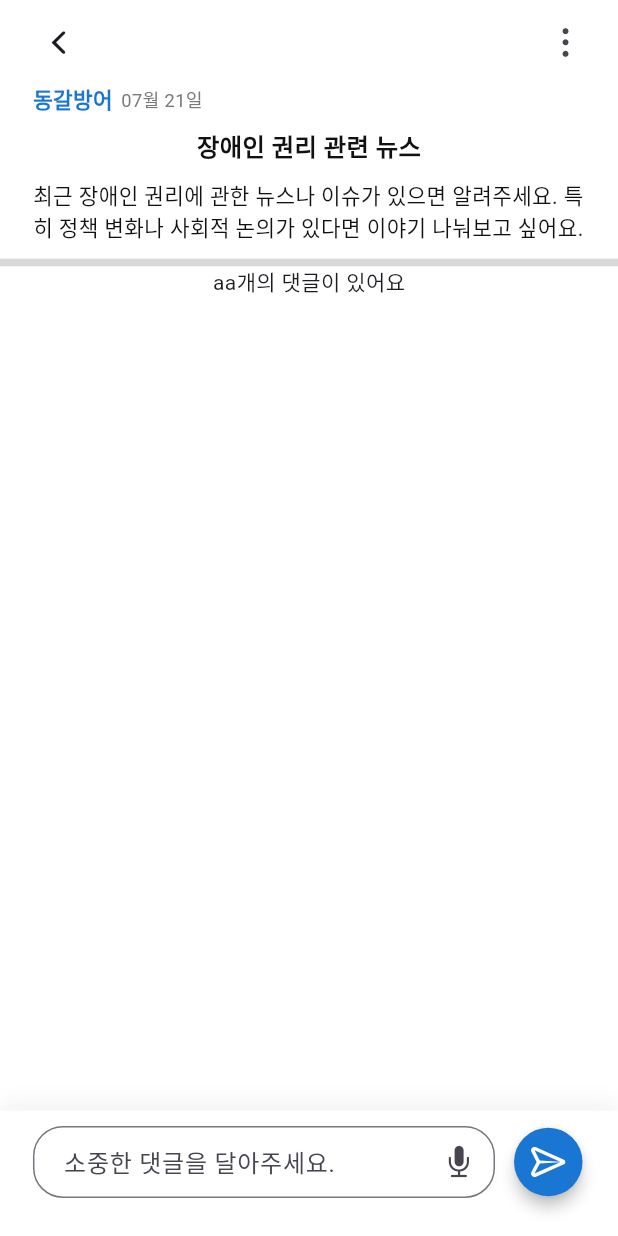
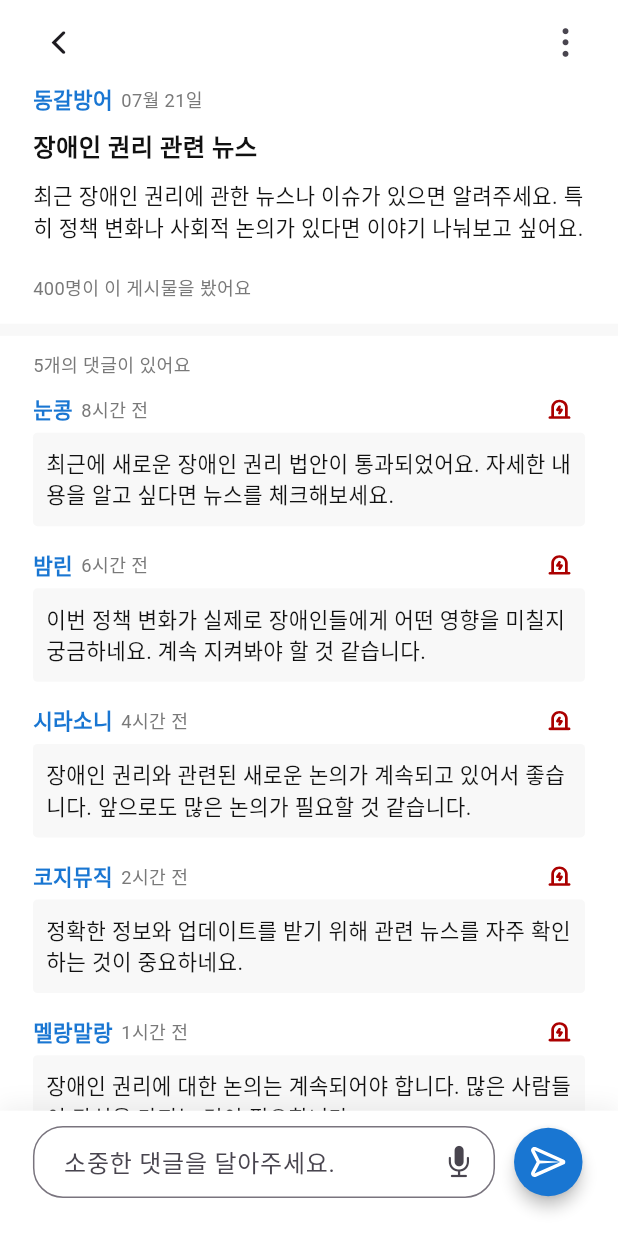
Before and after one commit to publiko2024/publiko_client, a Flutter app: the MainScreen screen opened by its route, after a tap on an icon or button, on a phone screen of 412 x 824 dp. Run offline on Flutter 3.47's test engine with Material 3 defaults, Android fonts, the phone set to English and light mode, and no system bars; our stand-ins replace carousel_slider, flutter_svg, freezed_annotation, go_router; generated files the repository leaves out were written again; Roboto replaces fonts that are missing (Pretendard).

Commit message:
community detail 완료

```diff
--- a/lib/constants/dummy_data.dart
+++ b/lib/constants/dummy_data.dart
@@ -6,16 +6,16 @@ final List<Post> dummyPosts = [
     id: 1,
     nickname: '송해',
     title: '우리의 목소리를 높여요',
-    content: '''안녕하세요, 여러분!\n
-오늘은 우리 커뮤니티의 중요한 주제, 바로 '정보 접근성'에 대해 이야기해보려 합니다.\n\n
+    content: '''안녕하세요, 여러분!
+오늘은 우리 커뮤니티의 중요한 주제, 바로 '정보 접근성'에 대해 이야기해보려 합니다.\n
 우리는 일상에서 많은 정보를 필요로 합니다. 하지만 정보의 바다는 때로는 우리에게 너무나도 험난한 항해길처럼 느껴지곤 합니다.\n
-웹사이트나 애플리케이션이 모두에게 접근 가능하도록 설계된다면, 우리의 삶은 얼마나 더 편리해질까요?\n\n
+웹사이트나 애플리케이션이 모두에게 접근 가능하도록 설계된다면, 우리의 삶은 얼마나 더 편리해질까요?\n
 예를 들어, 시각장애인을 위한 음성 안내 기능, 청각장애인을 위한 자막 서비스, 그리고 다양한 장애 유형에 맞춘 맞춤형 인터페이스 등이 있습니다.\n
-이러한 작은 변화들이 모여, 우리의 일상을 더 풍요롭게 만들 수 있습니다.\n\n
+이러한 작은 변화들이 모여, 우리의 일상을 더 풍요롭게 만들 수 있습니다.\n
 이제는 우리의 목소리를 높여야 할 때입니다. 정보 접근성 개선을 위한 다양한 아이디어와 경험을 공유해 주세요.\n
 함께 모여 더 나은 세상을 만들어 나갑시다!\n
 여러분의 소중한 의견을 기다리고 있습니다. 함께 힘을 모아 우리의 삶을 더 나은 방향으로 변화시켜 봅시다!''',
-    createdAt: DateTime.now().subtract(Duration(days: 1)),
+    createdAt: DateTime.now().subtract(Duration(hours: 2)),
     viewCount: 310,
     commentCount: 3,
     comments: [
@@ -51,7 +51,7 @@ final List<Post> dummyPosts = [
     nickname: '행복한나무',
     title: '여름에 다들 어디로 더위를 피하러 가나요?',
     content:
-        '여름철 더위를 피할 수 있는 시원한 장소를 찾고 있어요. \n최근에 무더운 날씨가 계속되고 있는데, 집에서 에어컨을 틀어놓고 있어도 바깥에서의 더위는 너무 힘들어요. \n여러분이 추천하는 시원한 장소가 있다면 정말 감사하겠습니다! 물가에서의 산책이나 냉방이 잘 되는 카페, 또는 휴식을 취할 수 있는 공원 같은 곳이 좋습니다. \n더위를 날릴 수 있는 팁이나 장소도 함께 공유해 주세요.',
+        '여름철 더위를 피할 수 있는 시원한 장소를 찾고 있어요. 최근에 무더운 날씨가 계속되고 있는데, 집에서 에어컨을 틀어놓고 있어도 바깥에서의 더위는 너무 힘들어요.\n여러분이 추천하는 시원한 장소가 있다면 정말 감사하겠습니다! 물가에서의 산책이나 냉방이 잘 되는 카페, 또는 휴식을 취할 수 있는 공원 같은 곳이 좋습니다. \n더위를 날릴 수 있는 팁이나 장소도 함께 공유해 주세요.',
     createdAt: DateTime.now().subtract(Duration(days: 5)),
     viewCount: 200,
     commentCount: 2,
@@ -75,8 +75,8 @@ final List<Post> dummyPosts = [
     id: 3,
     nickname: '우리는하나',
     title: '장애인 이동권에 대한 의견',
-    content: '''장애인의 이동권을 보장하기 위한 정책이나 제도에 대해 여러분의 의견을 듣고 싶습니다.\n
-현재의 제도가 얼마나 효과적이라고 생각하시나요?\n\n
+    content:
+        '''장애인의 이동권을 보장하기 위한 정책이나 제도에 대해 여러분의 의견을 듣고 싶습니다. 현재의 제도가 얼마나 효과적이라고 생각하시나요?\n\n
 최근에 발표된 새로운 정책이 장애인들의 이동을 더 용이하게 할 것이라는 기대가 있지만, 실제로는 많은 장애인들이 여전히 이동에 어려움을 겪고 있습니다.\n
 다양한 의견과 경험을 공유하여, 보다 나은 이동권 보장을 위한 논의를 해보았으면 좋겠습니다.\n\n
 제도 개선을 위해 어떤 추가적인 조치가 필요할까요?''',
@@ -144,8 +144,8 @@ final List<Post> dummyPosts = [
     nickname: '우럭메기',
     title: '주말 나들이 추천 장소',
     content:
-        '주말에 나들이 가고 싶은데 좋은 장소가 있을까요? 장애인 접근성이 좋은 곳이면 더욱 좋습니다! 최근에 친구들과 주말에 어디를 갈까 고민하고 있는데, 장애인들도 편하게 접근할 수 있는 장소를 찾고 있습니다. 공원, 박물관, 혹은 특별한 체험이 가능한 곳 등 다양한 장소 추천을 부탁드립니다. 주말을 알차게 보내기 위해 여러분의 경험담을 공유해 주세요.',
-    createdAt: DateTime.now().subtract(Duration(days: 2)),
+        '주말에 나들이 가고 싶은데 좋은 장소가 있을까요? 휠체어 접근성이 좋은 곳이면 더욱 좋습니다! 친구들과 주말에 어디를 갈까 고민하고 있는데 공원, 박물관, 혹은 특별한 체험이 가능한 곳 등 다양한 장소 추천을 부탁드립니다. 주말을 알차게 보내기 위해 여러분의 경험담을 공유해 주세요.',
+    createdAt: DateTime.now(),
     viewCount: 180,
     commentCount: 2,
     comments: [
@@ -171,7 +171,7 @@ final List<Post> dummyPosts = [
     nickname: '호랑나비',
     title: '장애인용 앱 추천',
     content:
-        '사용해본 경험이 있으면 좋고, 어떤 기능이 좋았는지도 함께 알려주세요. \n\n생활 편의를 위한 앱, 정보 제공 앱, 혹은 일상적인 문제 해결을 도와주는 앱 등 다양한 추천을 기다립니다. \n앱의 실제 사용 경험이나 유용한 기능을 상세히 설명해 주시면 많은 도움이 될 것 같아요.',
+        '사용해본 경험이 있으면 좋고, 어떤 기능이 좋았는지도 함께 알려주세요. \n생활 편의를 위한 앱, 정보 제공 앱, 혹은 일상적인 문제 해결을 도와주는 앱 등 다양한 추천을 기다립니다. \n앱의 실제 사용 경험이나 유용한 기능을 상세히 설명해 주시면 많은 도움이 될 것 같아요.',
     createdAt: DateTime.now().subtract(Duration(days: 6)),
     viewCount: 220,
     commentCount: 3,
@@ -202,8 +202,8 @@ final List<Post> dummyPosts = [
     nickname: '웃는햇살',
     title: '사회에서 알게 모르게 차별 당했던 적이 있나요?',
     content:
-        '장애를 가진 제 입장에서 일상 속에서 차별을 경험할 때가 많습니다. \n대중교통에서 휠체어 자리가 자주 비어 있는 경우나, 장애인 화장실이 부족한 경우 등이 대표적이죠. \n하지만 가장 움츠러들 때는 무심코 던지는 말이나 태도에서 차별이 느껴질 때 인 것 같아요.  \n여러분은 사회에서 알게 모르게 차별을 경험한 적이 있나요? 함께 나누며 더 나은 사회를 만들어 가요.',
-    createdAt: DateTime.now().subtract(Duration(days: 7)),
+        '장애를 가진 제 입장에서 일상 속에서 차별을 경험할 때가 많습니다. 대중교통에서 휠체어 자리가 자주 비어 있는 경우나, 장애인 화장실이 부족한 경우 등이 대표적이죠. \n하지만 가장 움츠러들 때는 무심코 던지는 말이나 태도에서 차별이 느껴질 때 인 것 같아요.  \n여러분은 사회에서 알게 모르게 차별을 경험한 적이 있나요? 함께 나누며 더 나은 사회를 만들어 가요.',
+    createdAt: DateTime.now().subtract(Duration(days: 3, hours: 3)),
     viewCount: 300,
     commentCount: 2,
     comments: [
@@ -226,13 +226,14 @@ final List<Post> dummyPosts = [
     id: 8,
     nickname: '아롱사태',
     title: '장애인 직업훈련 후기',
-    content: '''최근에 장애인 직업훈련 프로그램에 참여해 보았습니다.
+    content:
+        '''최근에 장애인 직업훈련 프로그램에 참여해 보았습니다. 이 프로그램은 저에게 정말 많은 도움이 되었어요. 특히 직무 교육뿐만 아니라, 직장 내에서의 장애인 지원 정책에 대해서도 많은 정보를 얻을 수 있었습니다.
 
-이 프로그램은 저에게 정말 많은 도움이 되었어요. 특히 직무 교육뿐만 아니라, 직장 내에서의 장애인 지원 정책에 대해서도 많은 정보를 얻을 수 있었습니다. 전문가의 상담과 실제 직무 체험이 정말 유익했습니다.
+  전문가의 상담과 실제 직무 체험이 정말 유익했습니다.
 
-\n하지만 몇 가지 아쉬운 점도 있었어요. 예를 들어, 장애인을 위한 전문적인 장비나 지원이 부족한 경우가 있었습니다. 또한, 프로그램의 일정이 너무 타이트해서 개별적인 관심이 부족했던 것 같아요.
+하지만 몇 가지 아쉬운 점도 있었어요. 예를 들어, 장애인을 위한 전문적인 장비나 지원이 부족한 경우가 있었습니다. 또한, 프로그램의 일정이 너무 타이트해서 개별적인 관심이 부족했던 것 같아요.
 
-\n다들 어떤 직업훈련 프로그램을 경험해 보셨나요? 경험담을 공유해 주시면 앞으로의 프로그램 개선에 많은 도움이 될 것 같습니다. 함께 더 나은 직업훈련을 만들어 가요!
+다들 어떤 직업훈련 프로그램을 경험해 보셨나요? 경험담을 공유해 주시면 앞으로의 프로그램 개선에 많은 도움이 될 것 같습니다. 함께 더 나은 직업훈련을 만들어 가요!
 
 감사합니다.''',
     createdAt: DateTime.now().subtract(Duration(days: 8)),
--- a/lib/presentation/community_detail/community_detail_screen.dart
+++ b/lib/presentation/community_detail/community_detail_screen.dart
@@ -4,6 +4,7 @@ import 'package:go_router/go_router.dart';
 import 'package:provider/provider.dart';
 import 'package:publiko_app/constants/color_styles.dart';
 import 'package:publiko_app/constants/size_config.dart';
+import 'package:publiko_app/constants/text_styles.dart';
 import 'package:publiko_app/presentation/community_detail/community_detail_screen_view_model.dart';
 import 'package:publiko_app/presentation/community_detail/components/post_body.dart';
 import 'package:publiko_app/ui_common_components/sendable_text_input_box.dart';
@@ -23,6 +24,7 @@ class _CommunityDetailScreenState extends State<CommunityDetailScreen> {
     Future.microtask(() {
       final viewModel = context.read<CommunityDetailScreenViewModel>();
       viewModel.fetchPost(postId: widget.postId);
+      viewModel.scrollController.addListener(viewModel.onScroll);
     });
   }
 
@@ -42,6 +44,14 @@ class _CommunityDetailScreenState extends State<CommunityDetailScreen> {
             },
             icon: const Icon(CupertinoIcons.back),
           ),
+          //scroller controller가 최상단이 아니라면 title을 보여주고 아니면 안보여줌
+          title: (viewModel.isTitleVisibleInAppBar)
+              ? Text(
+                  viewModel.post.title,
+                  style: TextStyles.boldText,
+                  overflow: TextOverflow.ellipsis,
+                )
+              : null,
           actions: [
             IconButton(
               padding: EdgeInsets.only(right: defaultPaddingWidth),
@@ -53,7 +63,10 @@ class _CommunityDetailScreenState extends State<CommunityDetailScreen> {
         body: Column(
           children: [
             Expanded(
-              child: PostBody(post: viewModel.post),
+              child: PostBody(
+                post: viewModel.post,
+                scrollController: viewModel.scrollController,
+              ),
             ),
             SendableTextInputBox(
               focusNode: viewModel.focusNode,
--- a/lib/presentation/community_detail/community_detail_screen_view_model.dart
+++ b/lib/presentation/community_detail/community_detail_screen_view_model.dart
@@ -30,6 +30,18 @@ class CommunityDetailScreenViewModel with ChangeNotifier {
   final FocusNode _focusNode = FocusNode();
   FocusNode get focusNode => _focusNode;
 
+  final ScrollController _scrollController = ScrollController();
+  ScrollController get scrollController => _scrollController;
+
+  bool _isTitleVisibleInAppBar = false;
+  bool get isTitleVisibleInAppBar => _isTitleVisibleInAppBar;
+
+  void onScroll() {
+    // 스크롤 오프셋에 따라 타이틀의 표시 여부 결정 (예: 50px)
+    _isTitleVisibleInAppBar = _scrollController.offset > 10;
+    notifyListeners();
+  }
+
   void fetchPost({required int postId}) async {
     _post = await _postRepo.getPost(postId);
     notifyListeners();
@@ -40,7 +52,28 @@ class CommunityDetailScreenViewModel with ChangeNotifier {
         postId: _post.id,
         nickname: '새싹톤참가자${Random().nextInt(100)}',
         content: _textController.text);
-    _post.comments.add(createdComment);
+    _post = _post.copyWith(
+      comments: List.from(_post.comments)..add(createdComment),
+    );
+    _textController.clear();
+    _focusNode.unfocus();
+    scrollToEnd();
     notifyListeners();
   }
+
+  void scrollToEnd() async {
+    WidgetsBinding.instance.addPostFrameCallback((_) {
+      _scrollController.animateTo(_scrollController.position.maxScrollExtent,
+          duration: const Duration(milliseconds: 400),
+          curve: Curves.fastOutSlowIn);
+    });
+  }
+
+  @override
+  void dispose() {
+    _scrollController.dispose();
+    _focusNode.dispose();
+    _textController.dispose();
+    super.dispose();
+  }
 }
--- /dev/null
+++ b/lib/presentation/community_detail/components/comment_list.dart
@@ -0,0 +1,20 @@
+import 'package:flutter/material.dart';
+import 'package:publiko_app/domain/model/comment.dart';
+import 'package:publiko_app/presentation/community_detail/components/comment_list_tile.dart';
+
+class CommentList extends StatelessWidget {
+  final List<Comment> comments;
+  const CommentList({super.key, required this.comments});
+
+  @override
+  Widget build(BuildContext context) {
+    return ListView.builder(
+      physics: const NeverScrollableScrollPhysics(),
+      shrinkWrap: true,
+      padding: EdgeInsets.zero,
+      itemCount: comments.length,
+      itemBuilder: (BuildContext context, int index) =>
+          CommentListTile(comment: comments[index]),
+    );
+  }
+}
--- /dev/null
+++ b/lib/presentation/community_detail/components/comment_list_tile.dart
@@ -0,0 +1,68 @@
+import 'package:flutter/material.dart';
+import 'package:flutter_svg/svg.dart';
+import 'package:publiko_app/constants/color_styles.dart';
+import 'package:publiko_app/constants/size_config.dart';
+import 'package:publiko_app/constants/text_styles.dart';
+import 'package:publiko_app/domain/model/comment.dart';
+import 'package:publiko_app/util/date_convert.dart';
+
+class CommentListTile extends StatelessWidget {
+  final Comment comment;
+  const CommentListTile({super.key, required this.comment});
+
+  @override
+  Widget build(BuildContext context) {
+    return Padding(
+      padding: EdgeInsets.symmetric(vertical: getHeight(5)),
+      child: Column(
+        crossAxisAlignment: CrossAxisAlignment.start,
+        children: [
+          Row(
+            children: [
+              Text(
+                comment.nickname,
+                style: TextStyles.nicknameText,
+              ),
+              SizedBox(width: getWidth(5)),
+              Text(
+                dateToElapsedTime(comment.createdAt),
+                style: TextStyles.createdAtText,
+              ),
+              const Spacer(),
+              InkWell(
+                onTap: () {
+                  //삭제, 신고
+                },
+                child: Padding(
+                  padding: EdgeInsets.all(getWidth(8)),
+                  child: SvgPicture.asset(
+                    'assets/icons/siren.svg',
+                    width: getWidth(15),
+                  ),
+                ),
+              ),
+            ],
+          ),
+          _contentBox(),
+        ],
+      ),
+    );
+  }
+
+  Widget _contentBox() {
+    return Container(
+      width: double.infinity,
+      decoration: const BoxDecoration(
+          color: ColorStyles.background,
+          borderRadius: BorderRadius.all(Radius.circular(3))),
+      child: Padding(
+        padding: EdgeInsets.symmetric(
+            horizontal: getWidth(8), vertical: getHeight(10)),
+        child: Text(
+          comment.content,
+          style: TextStyles.postBodyText,
+        ),
+      ),
+    );
+  }
+}
--- a/lib/presentation/community_detail/components/post_body.dart
+++ b/lib/presentation/community_detail/components/post_body.dart
@@ -2,22 +2,27 @@ import 'package:flutter/material.dart';
 import 'package:publiko_app/constants/size_config.dart';
 import 'package:publiko_app/constants/text_styles.dart';
 import 'package:publiko_app/domain/model/post.dart';
+import 'package:publiko_app/presentation/community_detail/components/comment_list.dart';
 import 'package:publiko_app/ui_common_components/horizontal_divider.dart';
 import 'package:publiko_app/util/date_convert.dart';
 
 class PostBody extends StatelessWidget {
   final Post post;
-  const PostBody({super.key, required this.post});
+  final ScrollController scrollController;
+  const PostBody(
+      {super.key, required this.post, required this.scrollController});
 
   @override
   Widget build(BuildContext context) {
     return SingleChildScrollView(
+        controller: scrollController,
         physics: const ClampingScrollPhysics(), // 스크롤이 맨 밑으로 움직일때 bouncing막기 위함
         child: Column(
           children: [
             Padding(
               padding: EdgeInsets.symmetric(horizontal: defaultPaddingWidth),
               child: Column(
+                crossAxisAlignment: CrossAxisAlignment.start,
                 children: [
                   Row(
                     children: [
@@ -43,15 +48,41 @@ class PostBody extends StatelessWidget {
                     style: TextStyles.postBodyText,
                   ),
                   SizedBox(height: getHeight(10)),
+                  if (post.imageUrls.isNotEmpty)
+                    ...post.imageUrls.map((url) => Padding(
+                          padding: EdgeInsets.only(
+                              bottom: getHeight(5)), // 이미지 간격 조정
+                          child: Image.asset(
+                            url, // 이미지 URL
+                            width: double.infinity,
+                            fit: BoxFit.fitWidth, // 이미지 크기 조절
+                          ),
+                        )),
+                  SizedBox(height: getHeight(10)),
+                  Text(
+                    '${post.viewCount}명이 이 게시물을 봤어요',
+                    style: TextStyles.createdAtText,
+                  ),
+                  SizedBox(height: getHeight(15)),
                 ],
               ),
             ),
             const HorizontalDivider(),
+            SizedBox(height: getHeight(10)),
             Padding(
               padding: EdgeInsets.symmetric(horizontal: defaultPaddingWidth),
+              child: Column(
+                children: [
+                  Align(
+                      alignment: Alignment.centerLeft,
+                      child: Text(
+                        '${post.commentCount}개의 댓글이 있어요',
+                        style: TextStyles.createdAtText,
+                      )),
+                  CommentList(comments: post.comments),
+                ],
+              ),
             ),
-            Text('aa개의 댓글이 있어요'),
-            //comment list
           ],
         ));
   }
--- a/lib/presentation/community_main/community_main_screen.dart
+++ b/lib/presentation/community_main/community_main_screen.dart
@@ -36,7 +36,7 @@ class CommunityMainScreen extends StatelessWidget {
                 ),
               ],
               elevation: 0.0,
-              backgroundColor: Colors.transparent,
+              backgroundColor: ColorStyles.background,
               pinned: false,
               floating: true,
             ),
--- a/lib/ui_common_components/horizontal_divider.dart
+++ b/lib/ui_common_components/horizontal_divider.dart
@@ -14,9 +14,9 @@ class HorizontalDivider extends StatelessWidget {
   @override
   Widget build(BuildContext context) {
     return Container(
-      height: thickness ?? getHeight(5),
+      height: thickness ?? getHeight(8),
       width: double.infinity,
-      color: color ?? ColorStyles.gray4,
+      color: color ?? ColorStyles.background,
     );
   }
 }
```
Also changed, not shown: assets/icons/siren.svg (added).
